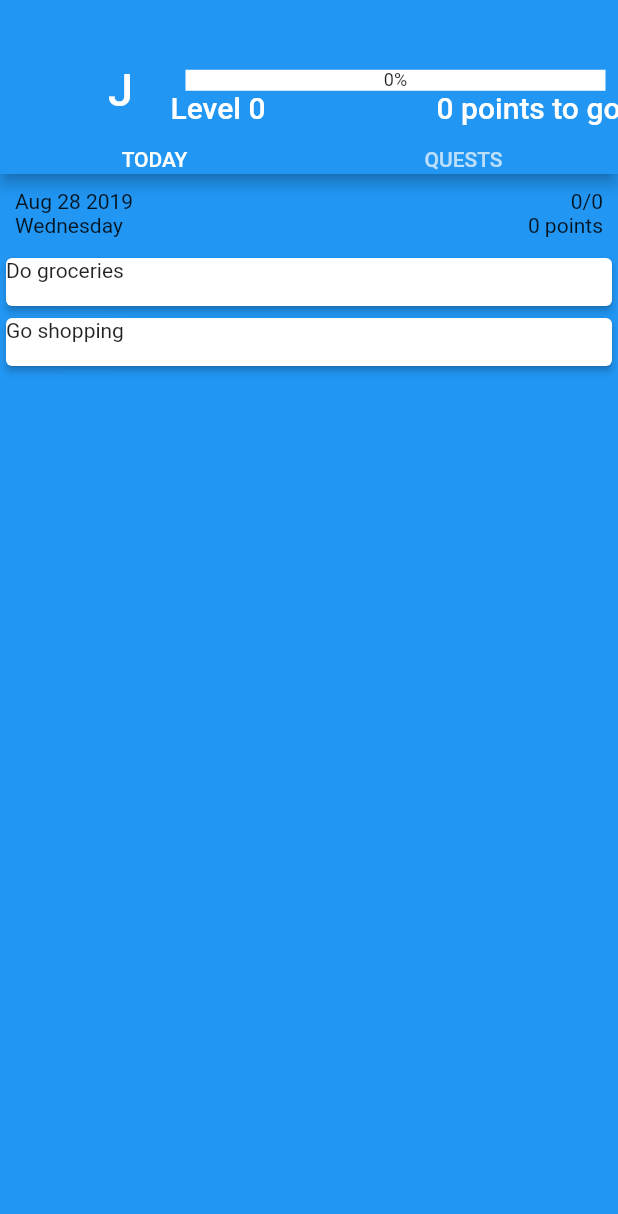
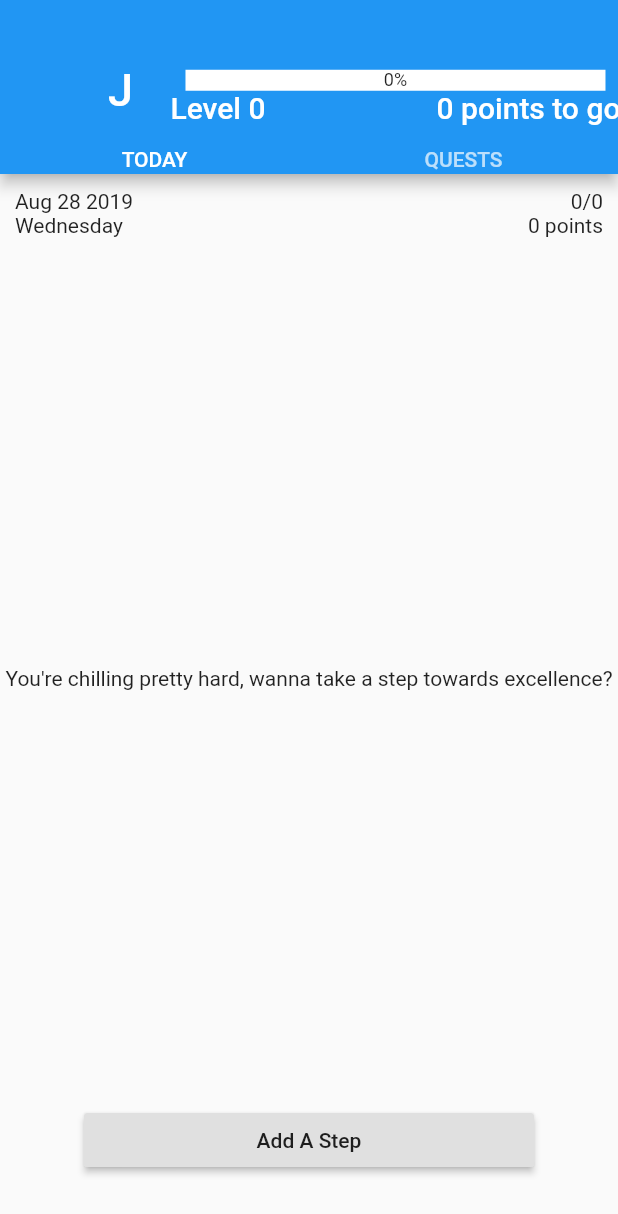
Before and after one commit to distinctmind/levelUp, a Flutter app: the screen it shows after launch, on a phone screen of 412 x 824 dp. Shown: the top 1214 px of the screen. Run offline on Flutter 3.47's test engine with Material 2 defaults, Android fonts, the phone set to English and light mode, and no system bars; drawn by our look-alikes of percent_indicator.

```diff
--- a/lib/main.dart
+++ b/lib/main.dart
@@ -1,56 +1,50 @@
 import 'package:flutter/material.dart';
 
-import './models/goal.dart';
-import './models/quest.dart';
+import './models/lvl_step.dart';
 import './widgets/task_list.dart';
+import './widgets/day_stats.dart';
 import './widgets/level.dart';
+import './widgets/adventure_list.dart';
+
+import './pages/add_step.dart';
+import './pages/add_adventure.dart';
 
 void main() => runApp(MyApp());
 
-class MyApp extends StatefulWidget {
+class MyApp extends StatelessWidget {
   // This widget is the root of your application.
   @override
-  _MyAppState createState() => _MyAppState();
+  Widget build(BuildContext context) {
+    return MaterialApp(
+      title: 'Flutter Demo',
+      home: MyHomePage(),
+    );
+  }
 }
 
-class _MyAppState extends State<MyApp> {
-  final List<String> _userTasks = ['Do groceries', 'Go shopping'];
+class MyHomePage extends StatefulWidget {
+  @override
+  _MyHomePageState createState() => _MyHomePageState();
+}
 
-  void _addUserQuest(String task) {
+class _MyHomePageState extends State<MyHomePage> {
+  final List<LevelStep> _userSteps = [];
+  final List<String> _adventureList = [];
+
+  void _updateStep(int index) {
     setState(() {
-      _userTasks.add(task);
+      _userSteps[index].completed = !_userSteps[index].completed;
+    });
+  }
+
+  void _addStep(LevelStep step) {
+    setState(() {
+      _userSteps.add(step);
     });
   }
 
   @override
   Widget build(BuildContext context) {
-    return MaterialApp(
-      title: 'Flutter Demo',
-      home: MyHomePage(_userTasks),
-      //initialRoute: '/',
-      // routes: {
-      //   '/AddQuestPage': (context) => AddQuestPage(_addUserQuest),
-      //   '/AddGoalPage': (context) => AddGoalPage(),
-      // }
-    );
-  }
-}
-
-class MyHomePage extends StatelessWidget {
-  final List<String> userTasks;
-  MyHomePage(this.userTasks);
-
-  @override
-  Widget build(BuildContext context) {
-    // return Scaffold(
-    //   appBar: PreferredSize(
-    //     preferredSize: Size.fromHeight(100),
-    //     child: Level(),
-    //   ),
-    //   body: Container(
-    //     child: QuestList(userQuests),
-    //   ),
-    // );
     return DefaultTabController(
       length: 2,
       child: Scaffold(
@@ -66,40 +60,60 @@ class MyHomePage extends StatelessWidget {
         body: TabBarView(
           children: <Widget>[
             Container(
-              color: Colors.blue,
               child: Column(
                 children: <Widget>[
+                  //Contains the stats for today
+                  DayStats(_userSteps),
+
+                  //This contains the list of tasks that need to be done today.
+                  Expanded(child: TaskList(_userSteps, _updateStep)),
+
                   Container(
-                    padding: EdgeInsets.all(10),
-                    child: Row(
-                      children: <Widget>[
-                        Container(
-                          child: Column(
-                              crossAxisAlignment: CrossAxisAlignment.start,
-                              children: <Widget>[
-                                Text('Aug 28 2019'),
-                                Text('Wednesday')
-                              ]),
-                        ),
-                        Expanded(
-                          child: Container(
-                            alignment: Alignment.centerRight,
-                            //color: Colors.red,
-                            child: Column(
-                              crossAxisAlignment: CrossAxisAlignment.end,
-                              children: <Widget>[Text('0/0'), Text('0 points')],
-                            ),
-                          ),
-                        ),
-                      ],
+                    width: 300,
+                    margin: EdgeInsets.only(bottom: 40),
+                    child: RaisedButton(
+                      child: Text('Add A Step'),
+                      onPressed: () {
+                        Navigator.push(
+                            context,
+                            MaterialPageRoute(
+                              builder: (context) => AddStep(_addStep),
+                              fullscreenDialog: true,
+                            ));
+                      },
                     ),
                   ),
-                  Expanded(child: TaskList(userTasks))
                 ],
               ),
             ),
+
+            //Second VIEW (QUESTS)
             Container(
-              color: Colors.yellow,
+              child: Column(
+                //crossAxisAlignment: CrossAxisAlignment.start,
+                children: <Widget>[
+                  Container(
+                      alignment: Alignment.bottomLeft,
+                      padding: EdgeInsets.all(20),
+                      child: Text('ADVENTURES', textAlign: TextAlign.start)),
+                  Expanded(child: AdventureList(_adventureList)),
+                  Container(
+                    width: 300,
+                    margin: EdgeInsets.only(bottom: 40),
+                    child: RaisedButton(
+                      child: Text('Add Adventure'),
+                      onPressed: () {
+                        Navigator.push(
+                            context,
+                            MaterialPageRoute(
+                              builder: (context) => AddAdventure(),
+                              fullscreenDialog: true,
+                            ));
+                      },
+                    ),
+                  ),
+                ],
+              ),
             ),
           ],
         ),
--- /dev/null
+++ b/lib/models/lvl_step.dart
@@ -0,0 +1,8 @@
+
+class LevelStep {
+  final String step;
+  final int points;
+  bool completed;
+
+  LevelStep({this.step, this.points, this.completed});
+}
--- /dev/null
+++ b/lib/widgets/day_stats.dart
@@ -0,0 +1,58 @@
+import 'package:flutter/material.dart';
+import '../models/lvl_step.dart';
+
+class DayStats extends StatelessWidget {
+
+  final List<LevelStep> userSteps;
+  DayStats(this.userSteps);
+
+  int get stepsCompleted {
+    int stepsCompleted = 0;
+    userSteps.forEach((step){
+      if (step.completed) stepsCompleted++;
+    });
+    return stepsCompleted;
+  }
+
+  int get totalPoints {
+    int totalPoints = 0;
+    userSteps.forEach((step){
+      if (step.completed) totalPoints += step.points;
+    });
+    return totalPoints;
+  }
+
+  @override
+  Widget build(BuildContext context) {
+    return Padding(
+      padding: EdgeInsets.all(10),
+      child: Row(
+        children: <Widget>[
+          Container(
+            child: Column(
+                crossAxisAlignment: CrossAxisAlignment.start,
+                children: <Widget>[
+                  //FIX - Need to be dynamic variables
+                  Text('Aug 28 2019'),
+                  Text('Wednesday')
+                ]),
+          ),
+          Expanded(
+            child: Container(
+              alignment: Alignment.centerRight,
+              //color: Colors.red,
+              child: Column(
+                crossAxisAlignment: CrossAxisAlignment.end,
+                children: <Widget>[
+                  //FIX - Also needs to be dynamic text variable
+                  Text('$stepsCompleted/${userSteps.length}'),
+                  Text('$totalPoints points')
+                ],
+              ),
+            ),
+          ),
+        ],
+      ),
+    );
+  }
+}
--- a/lib/widgets/task_list.dart
+++ b/lib/widgets/task_list.dart
@@ -1,24 +1,49 @@
 import 'package:flutter/material.dart';
+import '../models/lvl_step.dart';
 
 class TaskList extends StatelessWidget {
-
-  final List<String> userTasks;
-  TaskList(this.userTasks);
+  final Function updateStep;
+  final List<LevelStep> userSteps;
+  TaskList(this.userSteps, this.updateStep);
 
   @override
   Widget build(BuildContext context) {
-    return ListView.builder(
-      itemCount: userTasks.length,
-      itemBuilder: (ctx, index) {
-        return SizedBox(
-          width: double.infinity,
-          height: 40,
-          child: Card(
-            elevation: 2,
-            child: Text('${userTasks[index]}'),
-          ),
-        );
-      },
-    );
+    return userSteps.length == 0
+        ? Container(
+            alignment: Alignment.center,
+            child: Text(
+              'You\'re chilling pretty hard, wanna take a step towards excellence?',
+              textAlign: TextAlign.center,
+            ))
+        : ListView.builder(
+            itemCount: userSteps.length,
+            itemBuilder: (ctx, index) {
+              return Container(
+                child: ListTile(
+                  leading: Container(
+                    width: 50,
+                    child: FlatButton(
+                      child: userSteps[index].completed
+                          ? Image.asset('assets/images/checkBoxFILLED.png')
+                          : Image.asset('assets/images/checkBoxOUTLINE.png'),
+                      onPressed: () {
+                        updateStep(index);
+                      },
+                    ),
+                  ),
+                  title: Row(
+                    mainAxisAlignment: MainAxisAlignment.spaceBetween,
+                    children: <Widget>[
+                      Text(
+                        '${userSteps[index].step}',
+                        style: TextStyle(color: Colors.black),
+                      ),
+                      Text('${userSteps[index].points} Pts'),
+                    ],
+                  ),
+                ),
+              );
+            },
+          );
   }
 }
--- a/pubspec.yaml
+++ b/pubspec.yaml
@@ -20,6 +20,7 @@ dependencies:
   percent_indicator: "^2.1.1"
   flutter:
     sdk: flutter
+  intl: ^0.15.8
 
   # The following adds the Cupertino Icons font to your application.
   # Use with the CupertinoIcons class for iOS style icons.
@@ -42,8 +43,9 @@ flutter:
   uses-material-design: true
 
   # To add assets to your application, add an assets section, like this:
-  # assets:
-  #  - images/a_dot_burr.jpeg
+  assets:
+   - assets/images/checkBoxFILLED.png
+   - assets/images/checkBoxOUTLINE.png
   #  - images/a_dot_ham.jpeg
 
   # An image asset can refer to one or more resolution-specific "variants", see
```
Also changed, not shown: lib/pages/add_adventure.dart (added, +186 -0 lines), lib/pages/add_step.dart (added, +64 -0 lines), lib/pages/adventure_type.dart (added, +61 -0 lines), lib/pages/milestones.dart (added, +13 -0 lines), lib/widgets/adventure_list.dart (added, +24 -0 lines), lib/widgets/difficulty.dart (added, +57 -0 lines), assets/images/checkBoxFILLED.png (added), assets/images/checkBoxOUTLINE.png (added), pubspec.lock.
